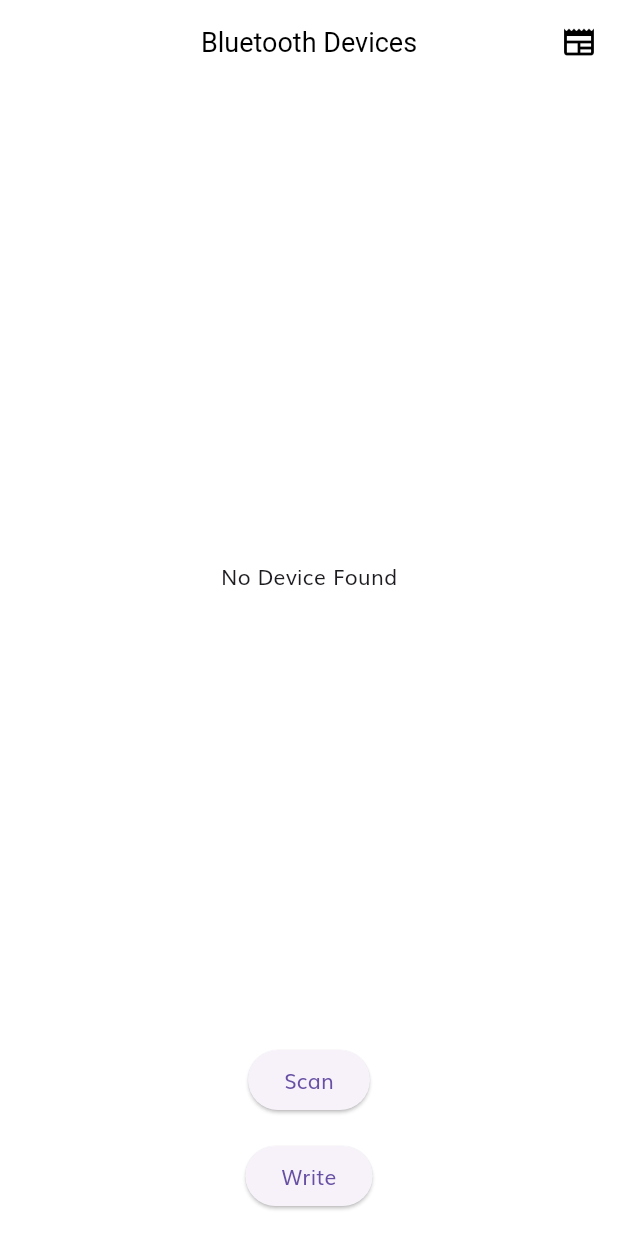
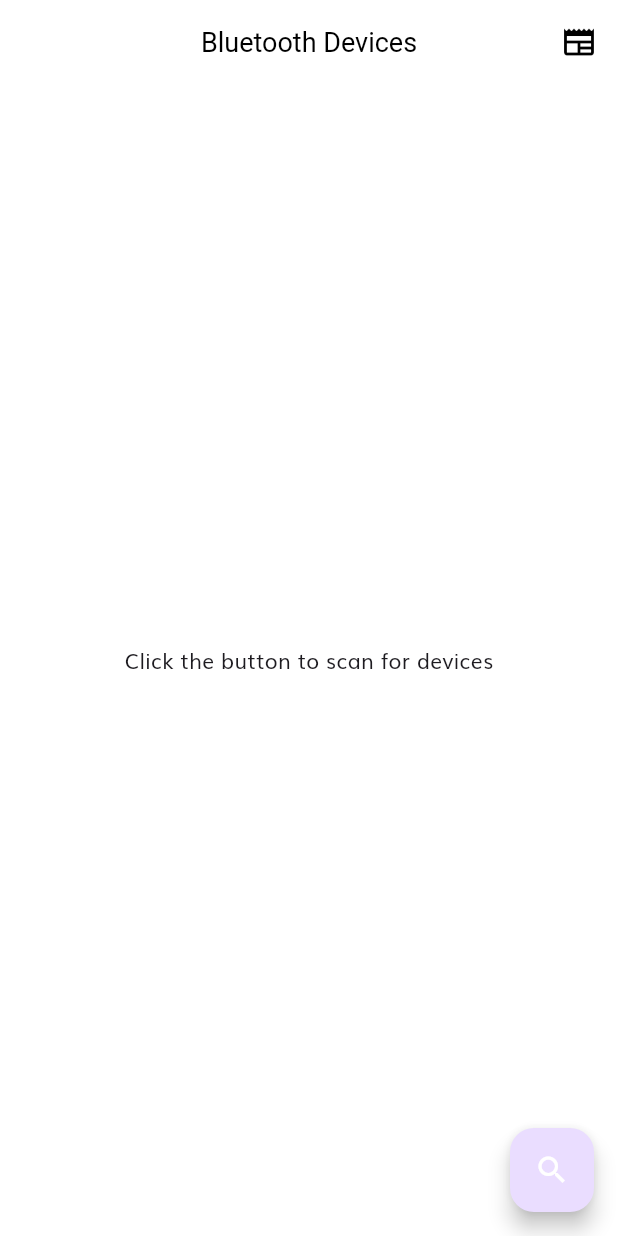
Before and after one commit to 44r0nqtp2t43vr/my_playground, a Flutter app: the screen it shows after launch, on a phone screen of 412 x 824 dp. Run offline on Flutter 3.47's test engine with Material 3 defaults, Android fonts, the phone set to English and light mode, and no system bars; our stand-ins replace cached_network_image, dio, equatable, floor, flutter_bloc, flutter_blue and 7 more; accounts and stored records are empty; generated files the repository leaves out were written again.

Commit message:
refactored devices/services to clean architecture

```diff
--- /dev/null
+++ b/lib/features/bluetooth_connect/domain/usecases/get_scanres.dart
@@ -0,0 +1,14 @@
+import 'package:flutter_blue/flutter_blue.dart';
+import 'package:my_playground/core/usecase/usecase.dart';
+import 'package:my_playground/features/bluetooth_connect/domain/repository/device_repository.dart';
+
+class GetScanresUseCase implements UseCase<Stream<List<ScanResult>>, void> {
+  final DeviceRepository _deviceRepository;
+
+  GetScanresUseCase(this._deviceRepository);
+
+  @override
+  Future<Stream<List<ScanResult>>> call({void params}) {
+    return _deviceRepository.getScanResults();
+  }
+}
--- /dev/null
+++ b/lib/features/bluetooth_connect/domain/usecases/get_services.dart
@@ -0,0 +1,16 @@
+import 'package:flutter_blue/flutter_blue.dart';
+import 'package:my_playground/core/usecase/usecase.dart';
+import 'package:my_playground/features/bluetooth_connect/domain/repository/device_repository.dart';
+
+class GetServicesUseCase
+    implements UseCase<List<BluetoothService>, BluetoothDevice> {
+  final DeviceRepository _deviceRepository;
+
+  GetServicesUseCase(this._deviceRepository);
+
+  @override
+  Future<List<BluetoothService>> call({BluetoothDevice? params}) async {
+    await _deviceRepository.connectToDevice(params!);
+    return _deviceRepository.getServices();
+  }
+}
--- /dev/null
+++ b/lib/features/bluetooth_connect/presentation/bloc/device/remote/remote_device_bloc.dart
@@ -0,0 +1,17 @@
+import 'package:flutter_bloc/flutter_bloc.dart';
+import 'package:my_playground/features/bluetooth_connect/domain/usecases/get_scanres.dart';
+import 'package:my_playground/features/bluetooth_connect/presentation/bloc/device/remote/remote_device_event.dart';
+import 'package:my_playground/features/bluetooth_connect/presentation/bloc/device/remote/remote_device_state.dart';
+
+class RemoteDevicesBloc extends Bloc<RemoteDevicesEvent, RemoteDeviceState> {
+  final GetScanresUseCase _getScanresUseCase;
+
+  RemoteDevicesBloc(this._getScanresUseCase) : super(const RemoteDeviceNone()) {
+    on<GetDevices>(onGetDevices);
+  }
+
+  void onGetDevices(GetDevices event, Emitter<RemoteDeviceState> emit) async {
+    final data = await _getScanresUseCase();
+    emit(RemoteDeviceDone(data));
+  }
+}
--- /dev/null
+++ b/lib/features/bluetooth_connect/presentation/bloc/device/remote/remote_device_event.dart
@@ -0,0 +1,7 @@
+abstract class RemoteDevicesEvent {
+  const RemoteDevicesEvent();
+}
+
+class GetDevices extends RemoteDevicesEvent {
+  const GetDevices();
+}
--- /dev/null
+++ b/lib/features/bluetooth_connect/presentation/bloc/device/remote/remote_device_state.dart
@@ -0,0 +1,30 @@
+import 'package:dio/dio.dart';
+import 'package:equatable/equatable.dart';
+import 'package:flutter_blue/flutter_blue.dart';
+
+abstract class RemoteDeviceState extends Equatable {
+  final Stream<List<ScanResult>>? scanResults;
+  final DioException? error;
+
+  const RemoteDeviceState({this.scanResults, this.error});
+
+  @override
+  List<Object> get props => [scanResults!, error!];
+}
+
+class RemoteDeviceNone extends RemoteDeviceState {
+  const RemoteDeviceNone();
+}
+
+class RemoteDeviceLoading extends RemoteDeviceState {
+  const RemoteDeviceLoading();
+}
+
+class RemoteDeviceDone extends RemoteDeviceState {
+  const RemoteDeviceDone(Stream<List<ScanResult>> scanResults)
+      : super(scanResults: scanResults);
+}
+
+// class RemoteDeviceError extends RemoteDeviceState {
+//   const RemoteDeviceError(DioException error) : super(error: error);
+// }
--- /dev/null
+++ b/lib/features/bluetooth_connect/presentation/bloc/service/remote/remote_service_bloc.dart
@@ -0,0 +1,19 @@
+import 'package:flutter_bloc/flutter_bloc.dart';
+import 'package:my_playground/features/bluetooth_connect/domain/usecases/get_services.dart';
+import 'package:my_playground/features/bluetooth_connect/presentation/bloc/service/remote/remote_service_event.dart';
+import 'package:my_playground/features/bluetooth_connect/presentation/bloc/service/remote/remote_service_state.dart';
+
+class RemoteServicesBloc extends Bloc<RemoteServicesEvent, RemoteServiceState> {
+  final GetServicesUseCase _getServicesUseCase;
+
+  RemoteServicesBloc(this._getServicesUseCase)
+      : super(const RemoteServiceLoading()) {
+    on<GetServices>(onGetServices);
+  }
+
+  void onGetServices(
+      GetServices event, Emitter<RemoteServiceState> emit) async {
+    final data = await _getServicesUseCase(params: event.targetDevice);
+    emit(RemoteServiceDone(data));
+  }
+}
--- /dev/null
+++ b/lib/features/bluetooth_connect/presentation/bloc/service/remote/remote_service_event.dart
@@ -0,0 +1,16 @@
+import 'package:equatable/equatable.dart';
+import 'package:flutter_blue/flutter_blue.dart';
+
+abstract class RemoteServicesEvent extends Equatable {
+  final BluetoothDevice? targetDevice;
+
+  const RemoteServicesEvent({this.targetDevice});
+
+  @override
+  List<Object> get props => [targetDevice!];
+}
+
+class GetServices extends RemoteServicesEvent {
+  const GetServices(BluetoothDevice targetDevice)
+      : super(targetDevice: targetDevice);
+}
--- /dev/null
+++ b/lib/features/bluetooth_connect/presentation/bloc/service/remote/remote_service_state.dart
@@ -0,0 +1,26 @@
+import 'package:dio/dio.dart';
+import 'package:equatable/equatable.dart';
+import 'package:flutter_blue/flutter_blue.dart';
+
+abstract class RemoteServiceState extends Equatable {
+  final List<BluetoothService>? services;
+  final DioException? error;
+
+  const RemoteServiceState({this.services, this.error});
+
+  @override
+  List<Object> get props => [services!, error!];
+}
+
+class RemoteServiceNone extends RemoteServiceState {
+  const RemoteServiceNone();
+}
+
+class RemoteServiceLoading extends RemoteServiceState {
+  const RemoteServiceLoading();
+}
+
+class RemoteServiceDone extends RemoteServiceState {
+  const RemoteServiceDone(List<BluetoothService> services)
+      : super(services: services);
+}
--- a/lib/features/bluetooth_connect/presentation/pages/view_devices/view_devices.dart
+++ b/lib/features/bluetooth_connect/presentation/pages/view_devices/view_devices.dart
@@ -1,94 +1,25 @@
-import 'dart:async';
-import 'dart:convert' show utf8;
+import 'package:flutter/cupertino.dart';
+import 'package:flutter/material.dart';
+import 'package:flutter_bloc/flutter_bloc.dart';
+import 'package:flutter_blue/flutter_blue.dart';
+import 'package:my_playground/features/bluetooth_connect/presentation/bloc/device/remote/remote_device_bloc.dart';
+import 'package:my_playground/features/bluetooth_connect/presentation/bloc/device/remote/remote_device_event.dart';
+import 'package:my_playground/features/bluetooth_connect/presentation/bloc/device/remote/remote_device_state.dart';
+import 'package:my_playground/features/bluetooth_connect/presentation/widgets/device_card.dart';
+import 'package:my_playground/injection_container.dart';
 
-import 'package:flutter/material.dart';
-import 'package:flutter_blue/flutter_blue.dart';
-import 'package:get/get.dart';
-import 'package:permission_handler/permission_handler.dart';
-
-class BleController extends GetxController {
-  FlutterBlue flutterBlue = FlutterBlue.instance;
-  late BluetoothDevice targetDevice;
-
-  Future scanDevices() async {
-    var blePermission = await Permission.bluetoothScan.status;
-    if (blePermission.isDenied) {
-      if (await Permission.bluetoothScan.request().isGranted) {
-        if (await Permission.bluetoothConnect.request().isGranted) {
-          flutterBlue.startScan(timeout: const Duration(seconds: 2));
-          flutterBlue.stopScan();
-        }
-      }
-    } else {
-      flutterBlue.startScan(timeout: const Duration(seconds: 2));
-      flutterBlue.stopScan();
-    }
-  }
-
-  Future connectToDevice() async {
-    print('connecting');
-    await targetDevice.connect(autoConnect: false);
-  }
-
-  Future disconnectFromDevice() async {
-    await targetDevice.disconnect();
-  }
-
-  Future discoverServices() async {
-    List<BluetoothService> services = await targetDevice.discoverServices();
-    services.forEach((service) {
-      service.characteristics.forEach((characteristic) {
-        print(characteristic.properties.toString());
-        if (characteristic.properties.write == true) {
-          writeStream(characteristic, "255255255");
-        }
-      });
-    });
-  }
-
-  Future writeData(
-      BluetoothCharacteristic targetCharacteristic, String data) async {
-    List<int> bytes = utf8.encode(data);
-    await targetCharacteristic.write(bytes);
-  }
-
-  Future writeStream(
-      BluetoothCharacteristic targetCharacteristic, String data) async {
-    StreamController<String> writeDataStreamController =
-        StreamController<String>();
-    // Subscribe to the writeDataStreamController.stream and execute writeData when data is available
-    writeDataStreamController.stream.listen((addedData) async {
-      await writeData(targetCharacteristic, addedData);
-    });
-    // Create a timer that repeats every 20 milliseconds for a duration of 2 seconds
-    Timer.periodic(Duration(milliseconds: 20), (Timer timer) {
-      if (timer.tick <= (2000 / 20)) {
-        writeDataStreamController.add(data);
-      } else {
-        // Cancel the timer after 2 seconds
-        timer.cancel();
-        // Close the stream controller to indicate that no more data will be added
-        writeDataStreamController.close();
-      }
-    });
-  }
-
-  Stream<List<ScanResult>> get scanResults => flutterBlue.scanResults;
-}
-
-class ViewDevices extends StatefulWidget {
+class ViewDevices extends StatelessWidget {
   const ViewDevices({super.key});
 
   @override
-  State<ViewDevices> createState() => _ViewDevicesState();
-}
-
-class _ViewDevicesState extends State<ViewDevices> {
-  @override
   Widget build(BuildContext context) {
-    return Scaffold(
+    return BlocProvider(
+      create: (_) => sl<RemoteDevicesBloc>(),
+      child: Scaffold(
         appBar: _buildAppbar(context),
         body: _buildBody(),
+        floatingActionButton: _buildFloatingActionButton(),
+      ),
     );
   }
 
@@ -111,32 +42,14 @@ class _ViewDevicesState extends State<ViewDevices> {
   }
 
   _buildBody() {
-    // return BlocBuilder<RemoteArticlesBloc, RemoteArticleState> (
-    //   builder: (_,state) {
-    //     if (state is RemoteArticlesLoading) {
-    //       return const Center(child: CupertinoActivityIndicator());
-    //     }
-    //     if (state is RemoteArticlesError) {
-    //       return const Center(child: Icon(Icons.refresh));
-    //     }
-    //     if (state is RemoteArticlesDone) {
-    //       return ListView.builder(
-    //        itemBuilder: (context,index){
-    //         return const SizedBox();
-    //         // return ArticleWidget(
-    //         //   article: state.articles![index] ,
-    //         //   onArticlePressed: (article) => _onArticlePressed(context,article),
-    //         // );
-    //        },
-    //        itemCount: state.articles!.length,
-    //      );
-    //     }
-    //     return const SizedBox();
-    //   },
-    // );
-    return GetBuilder<BleController>(
-      init: BleController(),
-      builder: (controller) {
+    return BlocBuilder<RemoteDevicesBloc, RemoteDeviceState>(
+      builder: (_, state) {
+        if (state is RemoteDeviceNone) {
+          return const Center(
+            child: Text('Click the button to scan for devices'),
+          );
+        }
+        if (state is RemoteDeviceDone) {
           return Center(
             child: Column(
               mainAxisAlignment: MainAxisAlignment.center,
@@ -144,50 +57,115 @@ class _ViewDevicesState extends State<ViewDevices> {
                 const SizedBox(height: 16),
                 Expanded(
                   child: StreamBuilder<List<ScanResult>>(
-                  stream: controller.scanResults,
+                    stream: state.scanResults,
                     builder: (context, snapshot) {
                       if (snapshot.hasData && snapshot.data!.isNotEmpty) {
                         return ListView.builder(
                           itemCount: snapshot.data!.length,
                           itemBuilder: (context, index) {
-                          final data = snapshot.data![index];
-                          return Card(
-                            elevation: 2,
-                            child: InkWell(
-                              onTap: () async {
-                                controller.targetDevice = data.device;
-                                await controller.connectToDevice();
-                              },
-                              child: ListTile(
-                                title: Text(data.device.name),
-                                subtitle: Text(data.device.id.id),
-                                trailing: Text(data.rssi.toString()),
-                              ),
-                            ),
+                            final result = snapshot.data![index];
+                            return DeviceCard(
+                              device: result,
+                              onTap: () =>
+                                  _onDeviceCardPressed(context, result.device),
                             );
                           },
                         );
+                      } else if (snapshot.hasData) {
+                        return const Center(child: Text("No Device Found"));
                       } else {
-                      return const Center(child: Text("No Device Found"));
+                        return const Center(
+                            child: CupertinoActivityIndicator());
                       }
                     },
                   ),
                 ),
-              ElevatedButton(
-                onPressed: () => controller.scanDevices(),
-                child: const Text("Scan"),
-              ),
-              const SizedBox(height: 16),
-              ElevatedButton(
-                onPressed: () => controller.discoverServices(),
-                child: const Text("Write"),
-              ),
-              const SizedBox(height: 16),
               ],
             ),
           );
+        }
+        return const SizedBox();
       },
     );
+    // return GetBuilder<BleController>(
+    //   init: BleController(),
+    //   builder: (controller) {
+    //     return Center(
+    //       child: Column(
+    //         mainAxisAlignment: MainAxisAlignment.center,
+    //         children: [
+    //           const SizedBox(height: 16),
+    //           Expanded(
+    //             child: StreamBuilder<List<ScanResult>>(
+    //               stream: controller.scanResultsStream,
+    //               builder: (context, snapshot) {
+    //                 if (snapshot.hasData && snapshot.data!.isNotEmpty) {
+    //                   return ListView.builder(
+    //                     itemCount: snapshot.data!.length,
+    //                     itemBuilder: (context, index) {
+    //                       final data = snapshot.data![index];
+    //                       return Card(
+    //                         elevation: 2,
+    //                         child: InkWell(
+    //                           onTap: () async {
+    //                             controller.targetDevice = data.device;
+    //                             await controller.connectToDevice();
+    //                           },
+    //                           child: ListTile(
+    //                             title: Text(data.device.name),
+    //                             subtitle: Text(data.device.id.id),
+    //                             trailing: Text(data.rssi.toString()),
+    //                           ),
+    //                         ),
+    //                       );
+    //                     },
+    //                   );
+    //                 } else {
+    //                   return const Center(child: Text("No Device Found"));
+    //                 }
+    //               },
+    //             ),
+    //           ),
+    //           ElevatedButton(
+    //             onPressed: () => controller.scanDevices(),
+    //             child: const Text("Scan"),
+    //           ),
+    //           const SizedBox(height: 16),
+    //           ElevatedButton(
+    //             onPressed: () => controller.discoverServices(),
+    //             child: const Text("Write"),
+    //           ),
+    //           const SizedBox(height: 16),
+    //         ],
+    //       ),
+    //     );
+    //   },
+    // );
+  }
+
+  Widget _buildFloatingActionButton() {
+    return Builder(
+      builder: (context) => FloatingActionButton(
+        onPressed: () => _onFloatingActionButtonPressed(context),
+        child: const Icon(Icons.search, color: Colors.white),
+      ),
+    );
+  }
+
+  void _onFloatingActionButtonPressed(BuildContext context) {
+    BlocProvider.of<RemoteDevicesBloc>(context).add(const GetDevices());
+    // ScaffoldMessenger.of(context).showSnackBar(
+    //   const SnackBar(
+    //     backgroundColor: Colors.black,
+    //     content: Text('Scanning devices...'),
+    //   ),
+    // );
+  }
+
+  void _onDeviceCardPressed(
+      BuildContext context, BluetoothDevice targetDevice) {
+    // BlocProvider.of<RemoteServicesBloc>(context).add(GetServices(targetDevice));
+    Navigator.pushNamed(context, '/ViewServices', arguments: targetDevice);
   }
 
   void _onDailyNewsViewTapped(BuildContext context) {
--- a/lib/features/daily_news/presentation/bloc/article/remote/remote_article_state.dart
+++ b/lib/features/daily_news/presentation/bloc/article/remote/remote_article_state.dart
@@ -17,9 +17,10 @@ class RemoteArticlesLoading extends RemoteArticleState {
 }
 
 class RemoteArticlesDone extends RemoteArticleState {
-  const RemoteArticlesDone(List<ArticleEntity> articles) : super(articles: articles);
+  const RemoteArticlesDone(List<ArticleEntity> articles)
+      : super(articles: articles);
 }
 
 class RemoteArticlesError extends RemoteArticleState {
-  const RemoteArticlesError(DioException error): super(error: error);
+  const RemoteArticlesError(DioException error) : super(error: error);
 }
--- a/lib/main.dart
+++ b/lib/main.dart
@@ -1,10 +1,7 @@
 import 'package:flutter/material.dart';
-import 'package:flutter_bloc/flutter_bloc.dart';
 import 'package:my_playground/config/routes/routes.dart';
 import 'package:my_playground/config/theme/app_themes.dart';
 import 'package:my_playground/features/bluetooth_connect/presentation/pages/view_devices/view_devices.dart';
-import 'package:my_playground/features/daily_news/presentation/bloc/article/remote/remote_article_bloc.dart';
-import 'package:my_playground/features/daily_news/presentation/bloc/article/remote/remote_article_event.dart';
 import 'package:my_playground/injection_container.dart';
 
 Future<void> main() async {
@@ -18,13 +15,18 @@ class MainApp extends StatelessWidget {
 
   @override
   Widget build(BuildContext context) {
-    return BlocProvider<RemoteArticlesBloc>(
-      create: (context) => sl()..add(const GetArticles()),
-      child: MaterialApp(
-        theme: theme(),
-        onGenerateRoute: AppRoutes.onGenerateRoutes,
-        home: const ViewDevices(),
-      ),
+    // return BlocProvider<RemoteArticlesBloc>(
+    //   create: (context) => sl()..add(const GetArticles()),
+    //   child: MaterialApp(
+    //     theme: theme(),
+    //     onGenerateRoute: AppRoutes.onGenerateRoutes,
+    //     home: const ViewDevices(),
+    //   ),
+    // );
+    return MaterialApp(
+      theme: theme(),
+      onGenerateRoute: AppRoutes.onGenerateRoutes,
+      home: const ViewDevices(),
     );
   }
 }
```
Also changed, not shown: lib/config/routes/routes.dart (+11 -2 lines), lib/features/bluetooth_connect/data/controllers/ble_controller.dart (added, +80 -0 lines), lib/features/bluetooth_connect/data/repository/device_repository_impl.dart (added, +26 -0 lines), lib/features/bluetooth_connect/domain/repository/device_repository.dart (added, +14 -0 lines), lib/features/bluetooth_connect/presentation/pages/view_services.dart/view_services.dart (added, +67 -0 lines), lib/features/bluetooth_connect/presentation/widgets/device_card.dart (added, +24 -0 lines), lib/features/daily_news/data/repository/article_repository_impl.dart (+7 -6 lines), lib/features/daily_news/presentation/pages/home/daily_news.dart (+14 -11 lines), lib/injection_container.dart (+28 -21 lines). Lines whose indentation alone changed are shown as unchanged.
